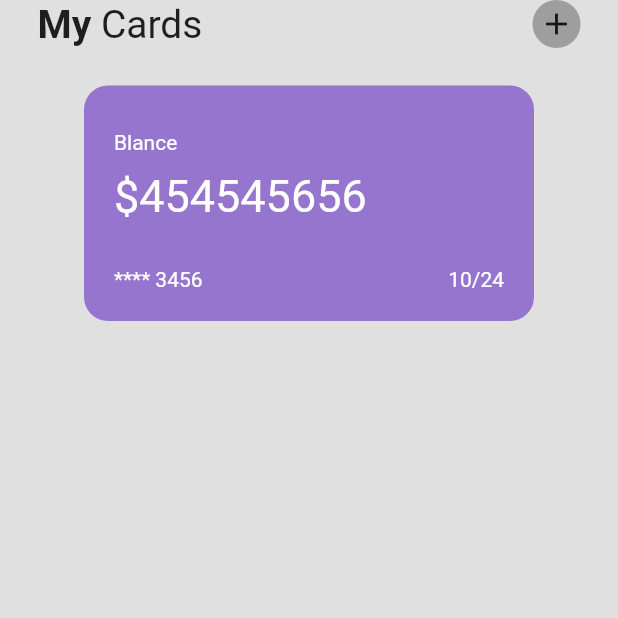
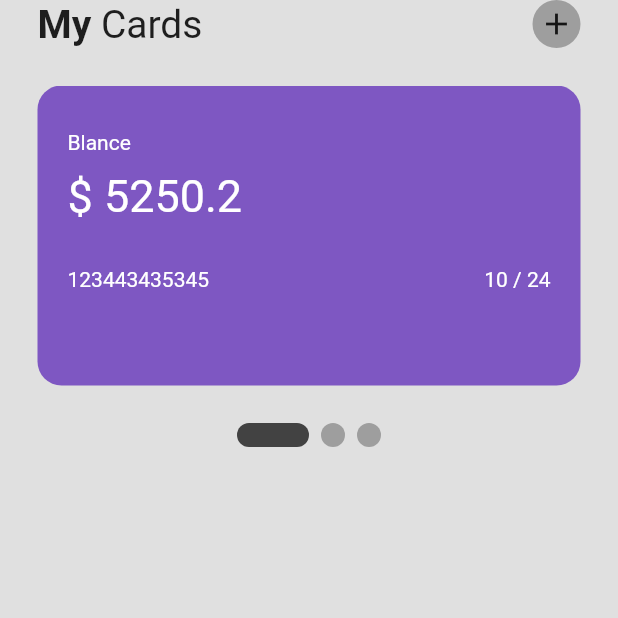
Before and after one commit to jsdevrazu/learn-flutter, a Flutter app: the screen it shows after launch, on a phone screen of 412 x 824 dp, the top half of it. Run offline on Flutter 3.47's test engine with Material 2 defaults, Android fonts, the phone set to English and light mode, and no system bars; drawn by our look-alikes of smooth_page_indicator.

Commit message:
make card reuseable

```diff
--- a/lib/components/card.dart
+++ b/lib/components/card.dart
@@ -1,18 +1,32 @@
-// ignore_for_file: prefer_const_constructors, prefer_const_literals_to_create_immutables
+// ignore_for_file: prefer_const_constructors, prefer_const_literals_to_create_immutables, non_constant_identifier_names, avoid_types_as_parameter_names, prefer_equal_for_default_values
 
 import 'package:flutter/material.dart';
 
 class CustomCard extends StatelessWidget {
-  const CustomCard({super.key});
+  final double blance;
+  final int cardNumber;
+  final int expiryDate;
+  final int expiryYear;
+  final color;
+
+  const CustomCard(
+      {Key? key,
+      required this.blance,
+      required this.cardNumber,
+      required this.expiryDate,
+      required this.color,
+      required this.expiryYear})
+      : super(key: key);
 
   @override
   Widget build(BuildContext context) {
-    return Container(
+    return Padding(
+      padding: const EdgeInsets.symmetric(horizontal: 25.0),
+      child: Container(
         width: 300,
         padding: EdgeInsets.all(20),
         decoration: BoxDecoration(
-          color: Colors.deepPurple[300],
-          borderRadius: BorderRadius.circular(16)),
+            color: color, borderRadius: BorderRadius.circular(16)),
         child: Column(
           crossAxisAlignment: CrossAxisAlignment.start,
           children: [
@@ -23,7 +37,7 @@ class CustomCard extends StatelessWidget {
             ),
             SizedBox(height: 10),
             Text(
-            "\$454545656",
+              "\$ $blance",
               style: TextStyle(color: Colors.white, fontSize: 30),
             ),
             SizedBox(height: 30),
@@ -32,17 +46,18 @@ class CustomCard extends StatelessWidget {
               children: [
                 // card number
                 Text(
-                "**** 3456",
+                  "$cardNumber",
                   style: TextStyle(color: Colors.white),
                 ),
                 Text(
-                "10/24",
+                  "$expiryDate / $expiryYear",
                   style: TextStyle(color: Colors.white),
                 )
               ],
             )
           ],
         ),
+      ),
     );
   }
 }
--- a/lib/screen/home.dart
+++ b/lib/screen/home.dart
@@ -4,6 +4,7 @@ import 'package:flutter/material.dart';
 import 'package:flutter/src/widgets/container.dart';
 import 'package:flutter/src/widgets/framework.dart';
 import 'package:learn/components/card.dart';
+import 'package:smooth_page_indicator/smooth_page_indicator.dart';
 
 class HomeScreen extends StatefulWidget {
   const HomeScreen({super.key});
@@ -13,6 +14,9 @@ class HomeScreen extends StatefulWidget {
 }
 
 class _HomeScreenState extends State<HomeScreen> {
+  // pagecontroller
+  final _controller = PageController();
+
   @override
   Widget build(BuildContext context) {
     return Scaffold(
@@ -49,7 +53,43 @@ class _HomeScreenState extends State<HomeScreen> {
           ),
           SizedBox(height: 25.0),
           // cards
-          CustomCard()
+          Container(
+            height: 200,
+            child: PageView(
+              scrollDirection: Axis.horizontal,
+              controller: _controller,
+              children: [
+                CustomCard(
+                  blance: 5250.20,
+                  cardNumber: 123443435345,
+                  expiryDate: 10,
+                  expiryYear: 24,
+                  color: Colors.deepPurple[400],
+                ),
+                CustomCard(
+                  blance: 5250.20,
+                  cardNumber: 123443435345,
+                  expiryDate: 10,
+                  expiryYear: 24,
+                  color: Colors.blue[400],
+                ),
+                CustomCard(
+                  blance: 5250.20,
+                  cardNumber: 123443435345,
+                  expiryDate: 10,
+                  expiryYear: 24,
+                  color: Colors.green[400],
+                ),
+              ],
+            ),
+          ),
+          SizedBox(height: 25),
+          SmoothPageIndicator(
+            controller: _controller,
+            count: 3,
+            effect: ExpandingDotsEffect(activeDotColor: Colors.grey.shade800),
+          ),
+          SizedBox(height: 25),
         ],
       )),
     );
--- a/pubspec.yaml
+++ b/pubspec.yaml
@@ -36,6 +36,7 @@ dependencies:
   # The following adds the Cupertino Icons font to your application.
   # Use with the CupertinoIcons class for iOS style icons.
   cupertino_icons: ^1.0.2
+  smooth_page_indicator:
 
 dev_dependencies:
   flutter_test:
```
Also changed, not shown: pubspec.lock. Lines whose indentation alone changed are shown as unchanged.
